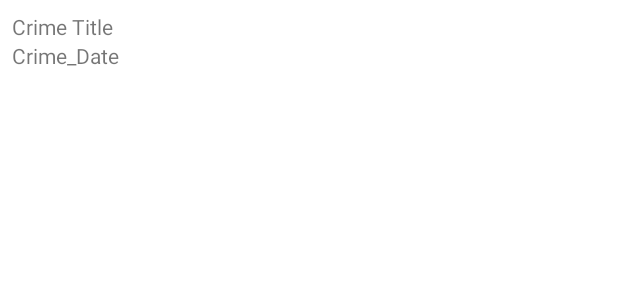
After one commit to Leningkoei/Android, an Android app: the layout list_item_crime.xml on its own in the app's theme, with its tools: preview values and no code run, on a phone screen of 412 x 824 dp. The commit adds this screen. Shown: the top 300 px of the screen. Run offline under Robolectric (Android 15) with nearby library versions, the phone set to English and light mode, and no system bars.

Commit message:
2021/11/11

```diff
--- /dev/null
+++ b/CriminalIntent/app/src/main/res/layout/list_item_crime.xml
@@ -0,0 +1,21 @@
+<?xml version="1.0" encoding="utf-8"?>
+<LinearLayout
+    xmlns:android = "http://schemas.android.com/apk/res/android"
+    android:orientation = "vertical"
+    android:layout_height = "wrap_content"
+    android:layout_width = "match_parent"
+    android:padding = "8dp"
+>
+    <TextView
+        android:id = "@+id/crime_title"
+        android:layout_height = "wrap_content"
+        android:layout_width = "match_parent"
+        android:text = "Crime Title"
+    />
+    <TextView
+        android:id = "@+id/crime_date"
+        android:layout_height = "wrap_content"
+        android:layout_width = "match_parent"
+        android:text = "Crime_Date"
+    />
+</LinearLayout>
```
Also changed, not shown: CriminalIntent/app/src/main/java/com/bignerdranch/android/criminalintent/CrimeListFragment.java (+61 -10 lines), 1 other file.
